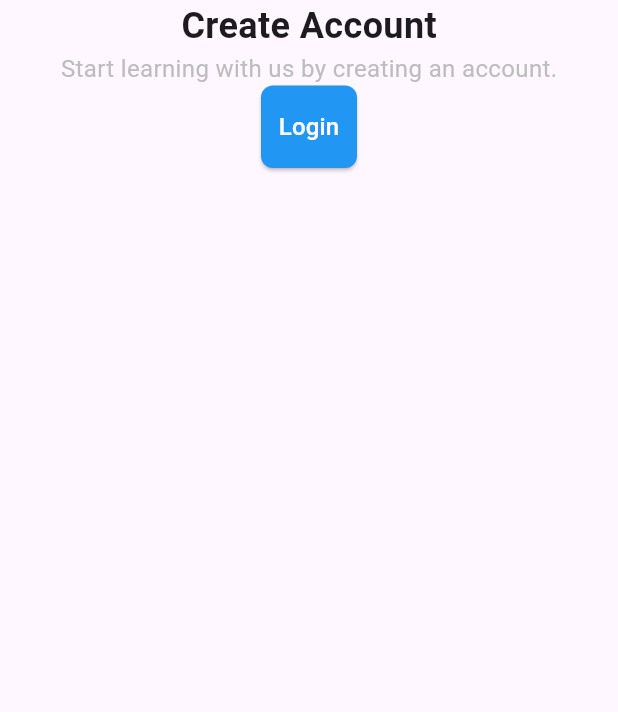
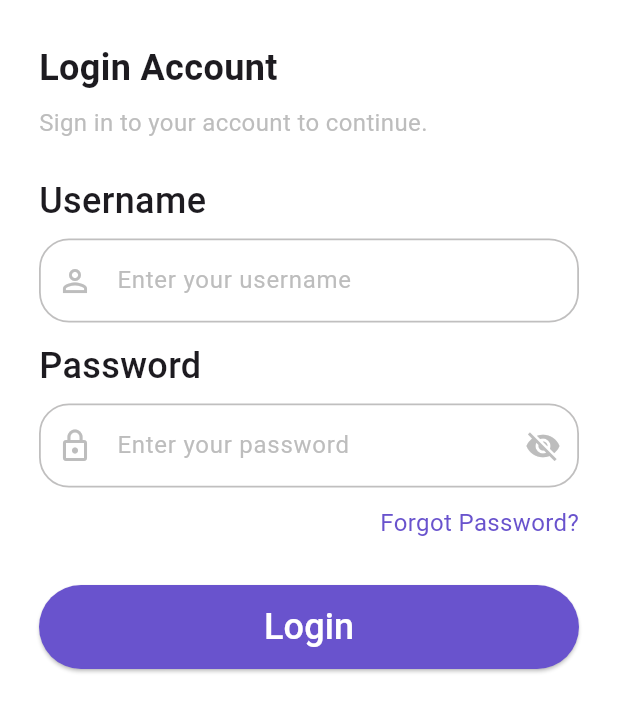
Before and after one commit to The-nin/intent_flutter, a Flutter app: the LoginPage screen opened directly, on a phone screen of 412 x 824 dp. Shown: the top 712 px of the screen. Run offline on Flutter 3.47's test engine with Material 3 defaults, Android fonts, the phone set to English and light mode, and no system bars; our stand-ins replace dio, shared_preferences; accounts and stored records are empty; network calls fail.

Commit message:
feat: Call api login & getProductById

```diff
--- /dev/null
+++ b/lib/models/login_response.dart
@@ -0,0 +1,33 @@
+import 'package:json_annotation/json_annotation.dart';
+
+part 'login_response.g.dart';
+
+@JsonSerializable()
+class LoginResponse {
+  final int id;
+  final String username;
+  final String email;
+  final String firstName;
+  final String lastName;
+  final String gender;
+  final String image;
+  final String accessToken;
+  final String refreshToken;
+
+  LoginResponse({
+    required this.id,
+    required this.username,
+    required this.email,
+    required this.firstName,
+    required this.lastName,
+    required this.gender,
+    required this.image,
+    required this.accessToken,
+    required this.refreshToken,
+  });
+
+  factory LoginResponse.fromJson(Map<String, dynamic> json) =>
+      _$LoginResponseFromJson(json);
+
+  Map<String, dynamic> toJson() => _$LoginResponseToJson(this);
+}
--- a/lib/pages/auth/login_page.dart
+++ b/lib/pages/auth/login_page.dart
@@ -1,32 +1,43 @@
-import 'package:exercise8_5_25/widgets/auth/auth_button.dart';
+import 'package:exercise8_5_25/widgets/auth/login_form.dart';
 import 'package:flutter/material.dart';
 
 class LoginPage extends StatelessWidget {
   const LoginPage({super.key});
 
-  void onLoginPressed() {
-    print('Login button pressed');
-  }
-
   @override
   Widget build(BuildContext context) {
     return Scaffold(
-      body: Center(
+      body: SafeArea(
+        child: Padding(
+          padding: EdgeInsets.symmetric(horizontal: 26),
           child: Column(
             children: [
+              SizedBox(height: 28),
+              Column(
+                crossAxisAlignment: CrossAxisAlignment.stretch,
+                children: [
                   const Text(
-              'Create Account',
+                    'Login Account',
                     style: TextStyle(fontSize: 24, fontWeight: FontWeight.bold),
                   ),
+
+                  const SizedBox(height: 8),
+
                   const Text(
-              'Start learning with us by creating an account.',
+                    'Sign in to your account to continue.',
                     style: TextStyle(
                       fontSize: 16,
                       color: Color.fromRGBO(189, 189, 189, 1),
                     ),
                   ),
-            AuthButton(onPressed: onLoginPressed, text: 'Login'),
                 ],
+              ),
+
+              SizedBox(height: 24),
+
+              const LoginForm(),
+            ],
+          ),
         ),
       ),
     );
--- a/lib/providers/auth_provider.dart
+++ b/lib/providers/auth_provider.dart
@@ -1,25 +1,50 @@
+import 'package:exercise8_5_25/enums/ui_state.dart';
 import 'package:flutter/material.dart';
+import 'package:exercise8_5_25/models/login_response.dart';
+import 'package:exercise8_5_25/services/auth_service.dart';
 import 'package:exercise8_5_25/services/storage/local_storage_service.dart';
 
 class AuthProvider extends ChangeNotifier {
   final LocalStorageService storage = LocalStorageService();
+  final AuthService authApi = AuthService();
 
-  String? _token;
+  UiState _state = UiState.initial;
 
-  String? get token => _token;
+  String? _accessToken;
+  String? _refreshToken;
+  LoginResponse? _user;
 
-  Future<void> saveFakeToken() async {
-    const fakeToken = 'fake_token_123456';
+  UiState get state => _state;
 
-    await storage.saveToken(fakeToken);
+  String? get accessToken => _accessToken;
+  String? get refreshToken => _refreshToken;
+  LoginResponse? get user => _user;
 
-    _token = fakeToken;
+  Future<void> login(String username, String password) async {
+    _state = UiState.loading;
+    notifyListeners();
 
-    notifyListeners();
+    try {
+      final response = await authApi.login(username, password);
+      _accessToken = response.accessToken;
+      _refreshToken = response.refreshToken;
+      _user = response;
+
+      await storage.saveAccessToken(response.accessToken);
+      await storage.saveRefreshToken(response.refreshToken);
+
+      _state = UiState.success;
+      notifyListeners();
+    } catch (e) {
+      _state = UiState.error;
+      notifyListeners();
+      rethrow;
+    }
   }
 
   Future<void> loadToken() async {
-    _token = await storage.getToken();
+    _accessToken = await storage.getAccessToken();
+    _refreshToken = await storage.getRefreshToken();
 
     notifyListeners();
   }
--- /dev/null
+++ b/lib/services/auth_service.dart
@@ -0,0 +1,16 @@
+import 'dio_client.dart';
+import '../models/login_response.dart';
+
+class AuthService {
+  Future<LoginResponse> login(String username, String password) async {
+    try {
+      final response = await DioClient.dio.post(
+        '/auth/login',
+        data: {'username': username, 'password': password},
+      );
+      return LoginResponse.fromJson(response.data);
+    } catch (e) {
+      rethrow;
+    }
+  }
+}
--- a/lib/widgets/auth/auth_button.dart
+++ b/lib/widgets/auth/auth_button.dart
@@ -3,21 +3,45 @@ import "package:flutter/material.dart";
 class AuthButton extends StatelessWidget {
   final String? text;
   final VoidCallback? onPressed;
+  final bool isLoading;
 
-  const AuthButton({super.key, required this.text, required this.onPressed});
+  const AuthButton({
+    super.key,
+    required this.text,
+    required this.onPressed,
+    this.isLoading = false,
+  });
 
   @override
   Widget build(BuildContext context) {
-    return ElevatedButton(
-      onPressed: onPressed,
-      style: ElevatedButton.styleFrom(
-        backgroundColor: Colors.blue,
-        shape: RoundedRectangleBorder(borderRadius: BorderRadius.circular(8)),
-        padding: const EdgeInsets.symmetric(vertical: 16),
-      ),
-      child: Text(
-        text ?? '',
-        style: const TextStyle(fontSize: 16, color: Colors.white),
+    return SizedBox(
+      width: double.infinity,
+      height: 56,
+      child: Opacity(
+        opacity: isLoading ? 0.5 : 1,
+        child: ElevatedButton(
+          onPressed: onPressed,
+          style: ElevatedButton.styleFrom(
+            backgroundColor: const Color.fromARGB(255, 105, 83, 205),
+            disabledBackgroundColor: const Color.fromARGB(255, 105, 83, 205),
+            shape: RoundedRectangleBorder(
+              borderRadius: BorderRadius.circular(36),
+            ),
+          ),
+          child: isLoading
+              ? const SizedBox(
+                  width: 22,
+                  height: 22,
+                  child: CircularProgressIndicator(
+                    color: Colors.white,
+                    strokeWidth: 2.5,
+                  ),
+                )
+              : Text(
+                  text ?? '',
+                  style: const TextStyle(fontSize: 24, color: Colors.white),
+                ),
+        ),
       ),
     );
   }
--- /dev/null
+++ b/lib/widgets/auth/login_form.dart
@@ -0,0 +1,179 @@
+import 'package:exercise8_5_25/enums/ui_state.dart';
+import 'package:exercise8_5_25/pages/home_page.dart';
+import 'package:flutter/material.dart';
+import 'package:provider/provider.dart';
+
+import 'package:exercise8_5_25/providers/auth_provider.dart';
+import 'package:exercise8_5_25/widgets/auth/auth_button.dart';
+
+class LoginForm extends StatefulWidget {
+  const LoginForm({super.key});
+
+  @override
+  State<LoginForm> createState() => _LoginFormState();
+}
+
+class _LoginFormState extends State<LoginForm> {
+  final usernameController = TextEditingController();
+  final passwordController = TextEditingController();
+  bool _isPasswordVisible = false;
+
+  void _togglePasswordVisibility() {
+    setState(() {
+      _isPasswordVisible = !_isPasswordVisible;
+    });
+  }
+
+  Future<void> onLoginPressed() async {
+    final username = usernameController.text;
+    final password = passwordController.text;
+
+    try {
+      await context.read<AuthProvider>().login(username, password);
+
+      if (!mounted) return;
+
+      Navigator.pushReplacement(
+        context,
+        MaterialPageRoute(builder: (_) => const HomePage()),
+      );
+      ScaffoldMessenger.of(context).showSnackBar(
+        const SnackBar(
+          content: Text('Login successful!'),
+          backgroundColor: Colors.green,
+        ),
+      );
+    } catch (e) {
+      if (!mounted) return;
+
+      ScaffoldMessenger.of(context).showSnackBar(
+        const SnackBar(
+          content: Text('Login failed. Please try again.'),
+          backgroundColor: Colors.red,
+        ),
+      );
+    }
+  }
+
+  @override
+  void dispose() {
+    usernameController.dispose();
+    passwordController.dispose();
+    super.dispose();
+  }
+
+  @override
+  Widget build(BuildContext context) {
+    final authProvider = context.watch<AuthProvider>();
+    return Column(
+      crossAxisAlignment: CrossAxisAlignment.stretch,
+      children: [
+        Text(
+          'Username',
+          style: TextStyle(fontSize: 24, fontWeight: FontWeight.w500),
+        ),
+
+        const SizedBox(height: 8),
+
+        TextField(
+          controller: usernameController,
+          style: const TextStyle(fontSize: 16),
+          decoration: InputDecoration(
+            hintText: 'Enter your username',
+            hintStyle: TextStyle(color: const Color.fromRGBO(189, 189, 189, 1)),
+
+            prefixIcon: const Icon(
+              Icons.person_outline,
+              color: Color.fromRGBO(189, 189, 189, 1),
+            ),
+
+            enabledBorder: OutlineInputBorder(
+              borderRadius: BorderRadius.circular(20),
+              borderSide: BorderSide(
+                width: 1.2,
+                color: Color.fromARGB(255, 192, 191, 191),
+              ),
+            ),
+            focusedBorder: OutlineInputBorder(
+              borderRadius: BorderRadius.circular(20),
+              borderSide: BorderSide(
+                width: 2.4,
+                color: Color.fromARGB(255, 105, 83, 205),
+              ),
+            ),
+          ),
+        ),
+
+        const SizedBox(height: 12),
+
+        Text(
+          'Password',
+          style: TextStyle(fontSize: 24, fontWeight: FontWeight.w500),
+        ),
+
+        const SizedBox(height: 8),
+
+        TextField(
+          controller: passwordController,
+          obscureText: !_isPasswordVisible,
+          style: const TextStyle(fontSize: 16),
+          decoration: InputDecoration(
+            hintText: 'Enter your password',
+            hintStyle: TextStyle(color: const Color.fromRGBO(189, 189, 189, 1)),
+
+            prefixIcon: const Icon(
+              Icons.lock_outline,
+              color: Color.fromRGBO(189, 189, 189, 1),
+            ),
+
+            suffixIcon: IconButton(
+              icon: Icon(
+                _isPasswordVisible ? Icons.visibility : Icons.visibility_off,
+                color: Color.fromRGBO(189, 189, 189, 1),
+              ),
+              onPressed: _togglePasswordVisibility,
+            ),
+
+            enabledBorder: OutlineInputBorder(
+              borderRadius: BorderRadius.circular(20),
+              borderSide: BorderSide(
+                width: 1.2,
+                color: Color.fromARGB(255, 192, 191, 191),
+              ),
+            ),
+            focusedBorder: OutlineInputBorder(
+              borderRadius: BorderRadius.circular(20),
+              borderSide: BorderSide(
+                width: 2.4,
+                color: Color.fromARGB(255, 105, 83, 205),
+              ),
+            ),
+          ),
+        ),
+
+        const SizedBox(height: 12),
+
+        Align(
+          alignment: Alignment.centerRight,
+          child: Text(
+            'Forgot Password?',
+            style: TextStyle(
+              fontSize: 16,
+              color: Color.fromRGBO(105, 83, 205, 1),
+            ),
+          ),
+        ),
+
+        const SizedBox(height: 30),
+
+        AuthButton(
+          onPressed: authProvider.state == UiState.loading
+              ? null
+              : onLoginPressed,
+          text: 'Login',
+          isLoading: authProvider.state == UiState.loading,
+        ),
+      ],
+    );
+  }
+}
```
Also changed, not shown: lib/enums/ui_state.dart (+1 -7 lines), lib/main.dart (+7 -14 lines), lib/models/product_response.dart (+3 -4 lines), lib/pages/detail_page.dart (+102 -23 lines), lib/providers/product_provider.dart (+22 -2 lines), lib/services/api_service.dart (deleted, +0 -13 lines), lib/services/product_service.dart (added, +24 -0 lines), lib/services/storage/local_storage_service.dart (+18 -5 lines), lib/widgets/product_card.dart (+31 -28 lines), lib/data/fake_data.dart (line endings or trailing spaces), lib/models/login_response.g.dart (added), lib/providers/theme_provider.dart (line endings or trailing spaces), lib/widgets/banner_slider.dart (line endings or trailing spaces), lib/widgets/search_bar.dart (line endings or trailing spaces), 1 other file. Lines whose indentation alone changed are shown as unchanged.
